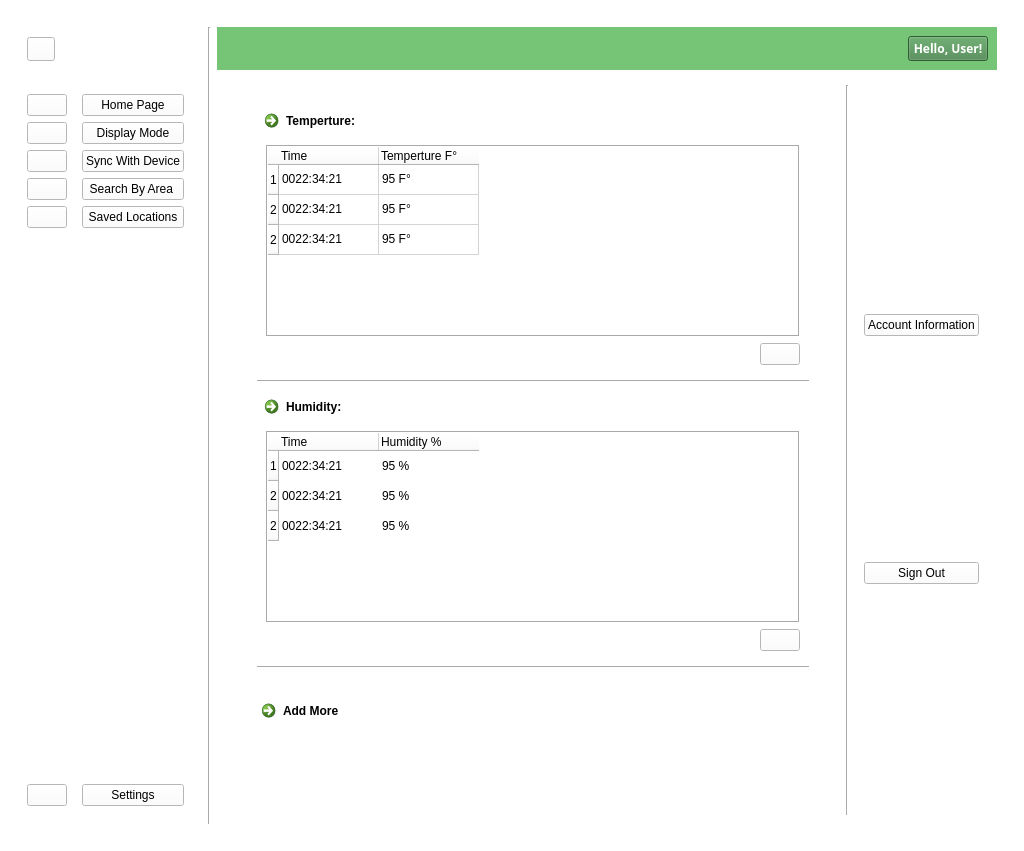
The window that User Interface/WeatherApp.ui (sarscheps/Project---UI-Communications) describes before a commit, drawn with Qt 5.
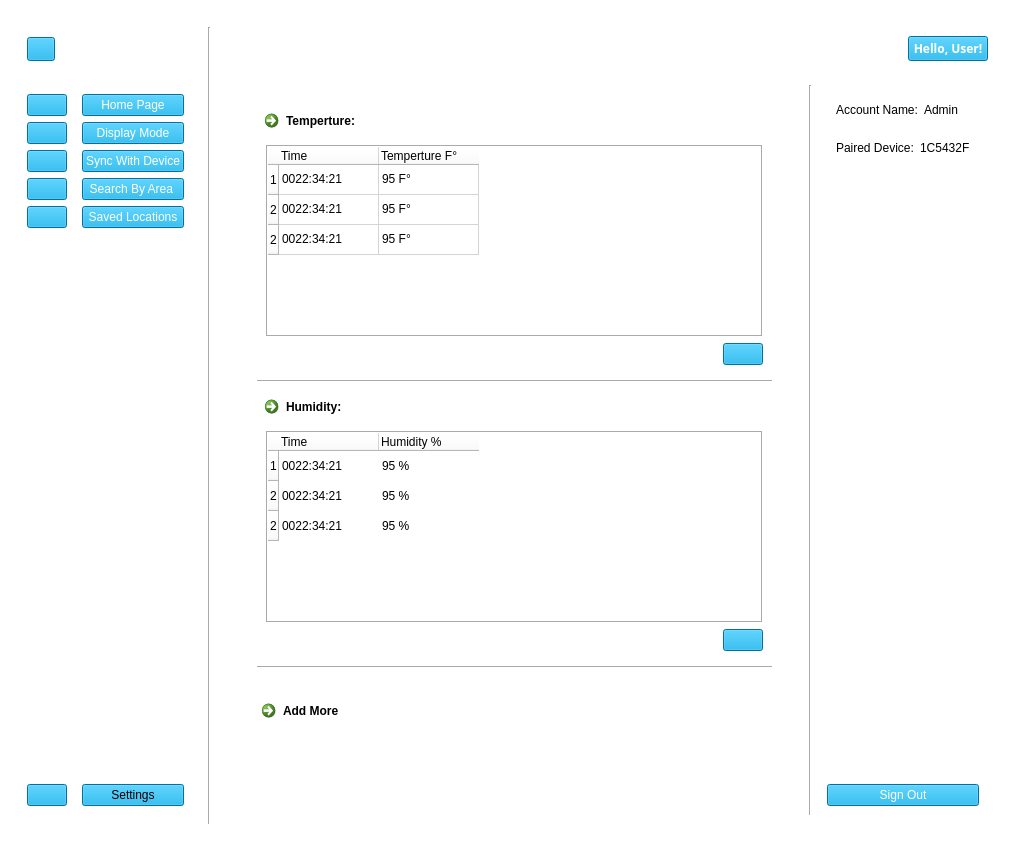
The same window after the commit. The open tabs and pages were chosen to show the change. Icons and pictures are not drawn. Custom widgets are drawn as their Qt base class.

Commit message: Update the style sheet/.

The edit to the form file:
```diff
--- a/User Interface/WeatherApp.ui
+++ b/User Interface/WeatherApp.ui
@@ -38,6 +38,9 @@
       <layout class="QGridLayout" name="gridLayout_2">
        <item row="0" column="0">
         <widget class="QStackedWidget" name="windowWidget">
+         <property name="styleSheet">
+          <string notr="true">background-color: rgb(255, 255, 255);</string>
+         </property>
          <property name="currentIndex">
           <number>1</number>
          </property>
@@ -54,6 +57,11 @@
                 <height>24</height>
                </rect>
               </property>
+              <property name="styleSheet">
+               <string notr="true">font: 700 9pt &quot;Segoe UI&quot;;
+background-color: rgb(0, 160, 220);
+border-color: rgb(0, 0, 0);</string>
+              </property>
               <property name="text">
                <string/>
               </property>
@@ -89,7 +97,7 @@
               </size>
              </property>
              <property name="styleSheet">
-              <string notr="true">background-color:rgba(118, 197, 118, 255);</string>
+              <string notr="true"/>
              </property>
              <layout class="QHBoxLayout" name="horizontalLayout_2">
               <item>
@@ -119,7 +127,7 @@
                    </font>
                   </property>
                   <property name="styleSheet">
-                   <string notr="true">background-color: rgb(69, 132, 74);
+                   <string notr="true">background-color: rgb(0, 160, 220);
 color:white;</string>
                   </property>
                   <property name="text">
@@ -153,6 +161,9 @@
                  </property>
                  <item>
                   <widget class="QPushButton" name="homePageIconBtn">
+                   <property name="styleSheet">
+                    <string notr="true">background-color: rgb(0, 160, 220);</string>
+                   </property>
                    <property name="text">
                     <string/>
                    </property>
@@ -176,6 +187,9 @@
                  </item>
                  <item>
                   <widget class="QPushButton" name="displayModeIconBtn">
+                   <property name="styleSheet">
+                    <string notr="true">background-color: rgb(0, 160, 220);</string>
+                   </property>
                    <property name="text">
                     <string/>
                    </property>
@@ -199,6 +213,11 @@
                  </item>
                  <item>
                   <widget class="QPushButton" name="syncWithDeviceIconBtn">
+                   <property name="styleSheet">
+                    <string notr="true">font: 700 9pt &quot;Segoe UI&quot;;
+background-color: rgb(0, 160, 220);
+border-color: rgb(0, 0, 0);</string>
+                   </property>
                    <property name="text">
                     <string/>
                    </property>
@@ -222,6 +241,11 @@
                  </item>
                  <item>
                   <widget class="QPushButton" name="searchByAreaIconBtn">
+                   <property name="styleSheet">
+                    <string notr="true">font: 700 9pt &quot;Segoe UI&quot;;
+background-color: rgb(0, 160, 220);
+border-color: rgb(0, 0, 0);</string>
+                   </property>
                    <property name="text">
                     <string/>
                    </property>
@@ -245,6 +269,11 @@
                  </item>
                  <item>
                   <widget class="QPushButton" name="savedLocationsIconBtn">
+                   <property name="styleSheet">
+                    <string notr="true">font: 700 9pt &quot;Segoe UI&quot;;
+background-color: rgb(0, 160, 220);
+border-color: rgb(0, 0, 0);</string>
+                   </property>
                    <property name="text">
                     <string/>
                    </property>
@@ -284,6 +313,11 @@
                  </item>
                  <item>
                   <widget class="QPushButton" name="pushButton_2">
+                   <property name="styleSheet">
+                    <string notr="true">font: 700 9pt &quot;Segoe UI&quot;;
+background-color: rgb(0, 160, 220);
+border-color: rgb(0, 0, 0);</string>
+                   </property>
                    <property name="text">
                     <string/>
                    </property>
@@ -310,6 +344,13 @@
                  </property>
                  <item>
                   <widget class="QPushButton" name="homePageBtn">
+                   <property name="styleSheet">
+                    <string notr="true">background-color: rgb(0, 160, 220);
+font: 700 9pt &quot;Segoe UI&quot;;
+border-top-color: rgb(0, 0, 0);
+border-color: rgb(0, 0, 0);
+color: rgb(255, 255, 255);</string>
+                   </property>
                    <property name="text">
                     <string>Home Page</string>
                    </property>
@@ -327,6 +368,12 @@
                  </item>
                  <item>
                   <widget class="QPushButton" name="displayModeBtn">
+                   <property name="styleSheet">
+                    <string notr="true">background-color: rgb(0, 160, 220);
+font: 700 9pt &quot;Segoe UI&quot;;
+border-color: rgb(0, 0, 0);
+color: rgb(255, 255, 255);</string>
+                   </property>
                    <property name="text">
                     <string>Display Mode</string>
                    </property>
@@ -344,6 +391,12 @@
                  </item>
                  <item>
                   <widget class="QPushButton" name="syncWithDeviceBtn">
+                   <property name="styleSheet">
+                    <string notr="true">color: rgb(255, 255, 255);
+font: 700 9pt &quot;Segoe UI&quot;;
+background-color: rgb(0, 160, 220);
+border-color: rgb(0, 0, 0);</string>
+                   </property>
                    <property name="text">
                     <string>Sync With Device</string>
                    </property>
@@ -361,6 +414,12 @@
                  </item>
                  <item>
                   <widget class="QPushButton" name="searchByAreaBtn">
+                   <property name="styleSheet">
+                    <string notr="true">background-color: rgb(0, 160, 220);
+font: 700 9pt &quot;Segoe UI&quot;;
+color: rgb(255, 255, 255);
+border-color: rgb(0, 0, 0);</string>
+                   </property>
                    <property name="text">
                     <string>Search By Area </string>
                    </property>
@@ -378,6 +437,12 @@
                  </item>
                  <item>
                   <widget class="QPushButton" name="savedLocationsBtn">
+                   <property name="styleSheet">
+                    <string notr="true">color: rgb(255, 255, 255);
+font: 700 9pt &quot;Segoe UI&quot;;
+background-color: rgb(0, 160, 220);
+border-color: rgb(0, 0, 0);</string>
+                   </property>
                    <property name="text">
                     <string>Saved Locations</string>
                    </property>
@@ -411,6 +476,11 @@
                  </item>
                  <item>
                   <widget class="QPushButton" name="settingsBtn">
+                   <property name="styleSheet">
+                    <string notr="true">font: 700 9pt &quot;Segoe UI&quot;;
+background-color: rgb(0, 160, 220);
+border-color: rgb(0, 0, 0);</string>
+                   </property>
                    <property name="text">
                     <string>Settings</string>
                    </property>
@@ -508,6 +578,9 @@
                            <property name="layoutDirection">
                             <enum>Qt::LeftToRight</enum>
                            </property>
+                           <property name="styleSheet">
+                            <string notr="true">background-color: rgb(0, 160, 220);</string>
+                           </property>
                            <property name="text">
                             <string>Temperture: </string>
                            </property>
@@ -656,6 +729,11 @@
                                   <height>20</height>
                                  </size>
                                 </property>
+                                <property name="styleSheet">
+                                 <string notr="true">font: 700 9pt &quot;Segoe UI&quot;;
+background-color: rgb(0, 160, 220);
+border-color: rgb(0, 0, 0);</string>
+                                </property>
                                 <property name="text">
                                  <string/>
                                 </property>
@@ -734,6 +812,11 @@
                              <height>40</height>
                             </size>
                            </property>
+                           <property name="styleSheet">
+                            <string notr="true">font: 700 9pt &quot;Segoe UI&quot;;
+background-color: rgb(0, 160, 220);
+border-color: rgb(0, 0, 0);</string>
+                           </property>
                            <property name="text">
                             <string>Humidity:</string>
                            </property>
@@ -867,6 +950,11 @@
                                   <height>20</height>
                                  </size>
                                 </property>
+                                <property name="styleSheet">
+                                 <string notr="true">font: 700 9pt &quot;Segoe UI&quot;;
+background-color: rgb(0, 160, 220);
+border-color: rgb(0, 0, 0);</string>
+                                </property>
                                 <property name="text">
                                  <string/>
                                 </property>
@@ -942,6 +1030,11 @@
                              <height>40</height>
                             </size>
                            </property>
+                           <property name="styleSheet">
+                            <string notr="true">font: 700 9pt &quot;Segoe UI&quot;;
+background-color: rgb(0, 160, 220);
+border-color: rgb(0, 0, 0);</string>
+                           </property>
                            <property name="text">
                             <string>Add More </string>
                            </property>
@@ -1381,14 +1474,66 @@
                 </property>
                 <layout class="QVBoxLayout" name="verticalLayout_3">
                  <item>
-                  <widget class="QPushButton" name="accountInfoBtn">
-                   <property name="text">
-                    <string>Account Information</string>
-                   </property>
+                  <widget class="QWidget" name="widget" native="true">
+                   <layout class="QHBoxLayout" name="horizontalLayout_11">
+                    <item>
+                     <widget class="QLabel" name="label_8">
+                      <property name="text">
+                       <string>Account Name:</string>
+                      </property>
+                     </widget>
+                    </item>
+                    <item>
+                     <widget class="QLabel" name="label_9">
+                      <property name="text">
+                       <string>Admin</string>
+                      </property>
+                     </widget>
+                    </item>
+                   </layout>
                   </widget>
                  </item>
+                 <item>
+                  <widget class="QWidget" name="widget_2" native="true">
+                   <layout class="QHBoxLayout" name="horizontalLayout_12">
+                    <item>
+                     <widget class="QLabel" name="label_10">
+                      <property name="text">
+                       <string>Paired Device:</string>
+                      </property>
+                     </widget>
+                    </item>
+                    <item>
+                     <widget class="QLabel" name="label_11">
+                      <property name="text">
+                       <string>1C5432F</string>
+                      </property>
+                     </widget>
+                    </item>
+                   </layout>
+                  </widget>
+                 </item>
+                 <item>
+                  <spacer name="verticalSpacer_3">
+                   <property name="orientation">
+                    <enum>Qt::Vertical</enum>
+                   </property>
+                   <property name="sizeHint" stdset="0">
+                    <size>
+                     <width>20</width>
+                     <height>40</height>
+                    </size>
+                   </property>
+                  </spacer>
+                 </item>
                  <item>
                   <widget class="QPushButton" name="signOutBtn">
+                   <property name="styleSheet">
+                    <string notr="true">color: rgb(255, 255, 255);
+font: 700 9pt &quot;Segoe UI&quot;;
+background-color: rgb(0, 160, 220);
+border-color: rgb(0, 0, 0);</string>
+                   </property>
                    <property name="text">
                     <string>Sign Out</string>
                    </property>
```
Left out of the diff: 2 changed lines with no effect on the pictures. The commit also changes 3 other files.
